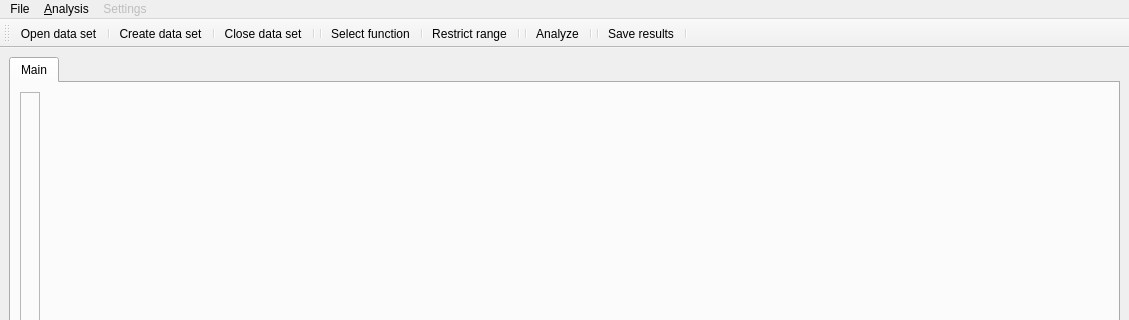
This is Resources/UI/blits.ui in ubenu/Blits as Qt 5 draws it before an edit; both pictures show x 0 to 1129 and y 0 to 320 of the 1129 by 802 pixel window. The edited form follows.
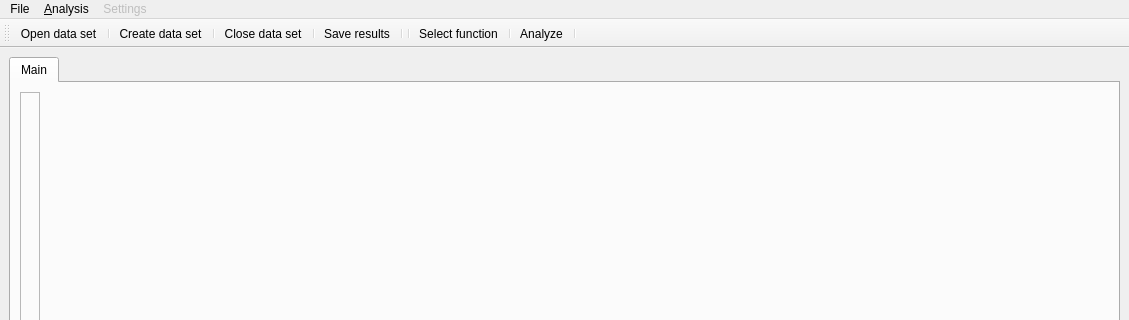
This is the edited form. Icons and pictures are not drawn.

Patch:
```diff
--- a/Resources/UI/blits.ui
+++ b/Resources/UI/blits.ui
@@ -129,17 +129,13 @@
    <addaction name="separator"/>
    <addaction name="action_close"/>
    <addaction name="separator"/>
+   <addaction name="action_save"/>
+   <addaction name="separator"/>
    <addaction name="separator"/>
    <addaction name="action_function"/>
    <addaction name="separator"/>
-   <addaction name="action_range"/>
-   <addaction name="separator"/>
-   <addaction name="separator"/>
    <addaction name="action_analyze"/>
    <addaction name="separator"/>
-   <addaction name="separator"/>
-   <addaction name="action_save"/>
-   <addaction name="separator"/>
   </widget>
   <action name="action_save">
    <property name="enabled">
@@ -161,27 +157,6 @@
     <enum>QAction::QuitRole</enum>
    </property>
   </action>
-  <action name="action_range">
-   <property name="checkable">
-    <bool>false</bool>
-   </property>
-   <property name="enabled">
-    <bool>true</bool>
-   </property>
-   <property name="icon">
-    <iconset resource="blits.qrc">
-     <normaloff>:/range.png</normaloff>:/range.png</iconset>
-   </property>
-   <property name="text">
-    <string>Restrict range</string>
-   </property>
-   <property name="iconText">
-    <string>Restrict range</string>
-   </property>
-   <property name="toolTip">
-    <string>Restrict range</string>
-   </property>
-  </action>
   <action name="action_function">
    <property name="checkable">
     <bool>false</bool>
```
Left out of the diff: 25 changed lines with no effect on the pictures.
